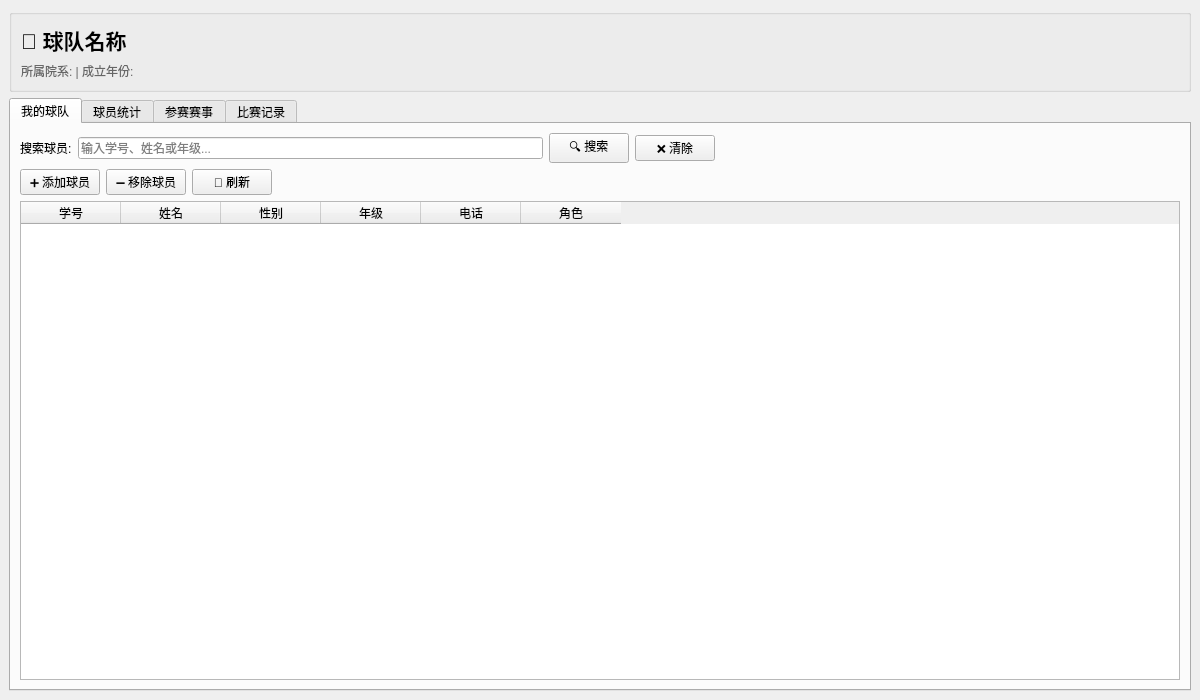
The window that ui_pages/captain_page.ui (weijianwong/table_tennis_db) describes before a commit, drawn with Qt 5.
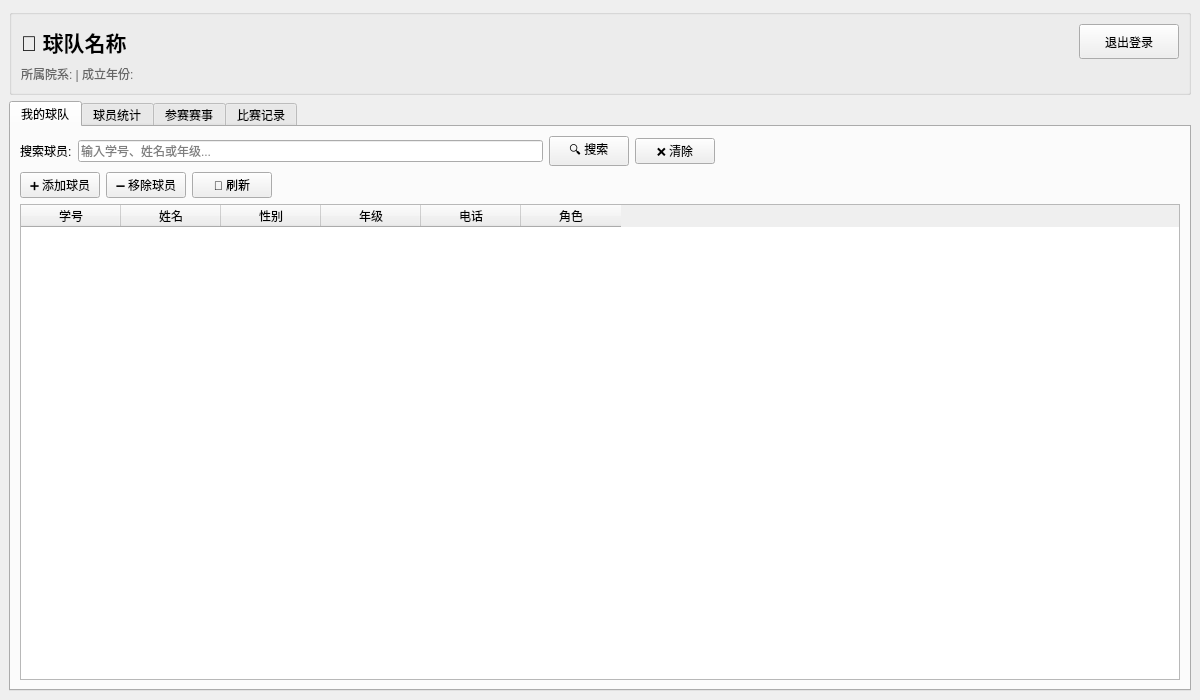
The same window after the commit.

Commit message: Add logout buttons to admin and captain page.

What changed in the file:
```diff
--- a/ui_pages/captain_page.ui
+++ b/ui_pages/captain_page.ui
@@ -19,6 +19,8 @@
      <widget class="QGroupBox" name="headerGroup">
       <layout class="QVBoxLayout" name="headerLayout">
        <item>
+        <layout class="QHBoxLayout" name="headerTopLayout">
+         <item>
         <widget class="QLabel" name="titleLabel">
          <property name="font">
           <font>
@@ -31,6 +33,34 @@
           <string>🏓 球队名称</string>
          </property>
         </widget>
+         </item>
+         <item>
+          <spacer name="headerSpacer">
+           <property name="orientation">
+            <enum>Qt::Horizontal</enum>
+           </property>
+           <property name="sizeHint" stdset="0">
+            <size>
+             <width>40</width>
+             <height>20</height>
+            </size>
+           </property>
+          </spacer>
+         </item>
+         <item>
+          <widget class="QPushButton" name="btnLogout">
+           <property name="text">
+            <string>退出登录</string>
+           </property>
+           <property name="minimumSize">
+            <size>
+             <width>100</width>
+             <height>35</height>
+            </size>
+           </property>
+          </widget>
+         </item>
+        </layout>
        </item>
        <item>
         <widget class="QLabel" name="infoLabel">
```
Lines whose indentation alone changed are shown as unchanged. The commit also changes 3 other files.
